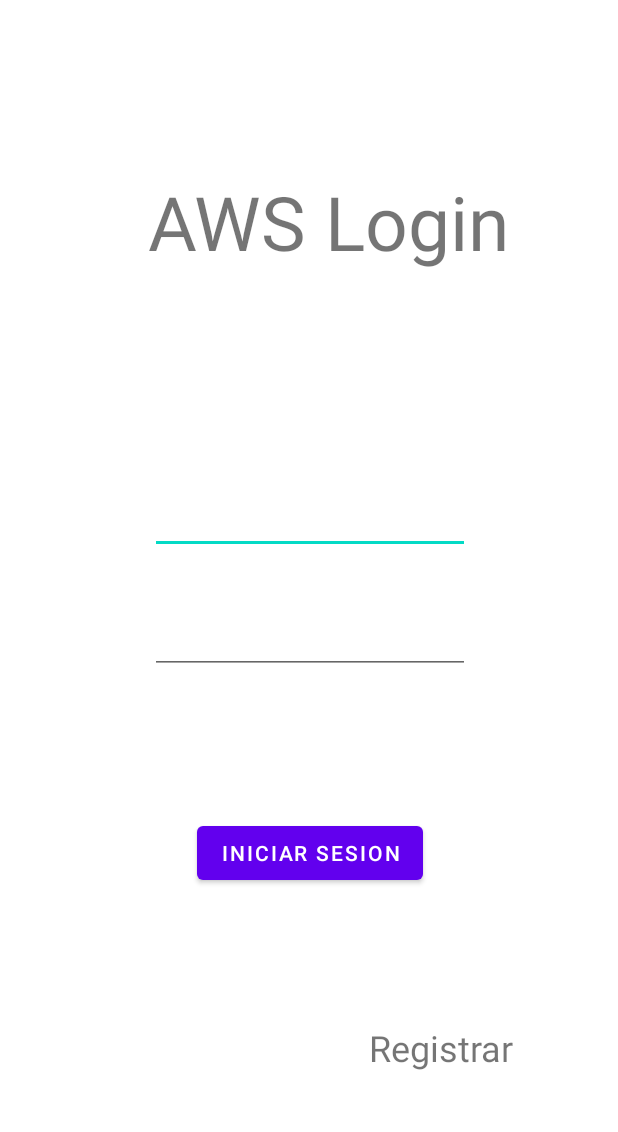
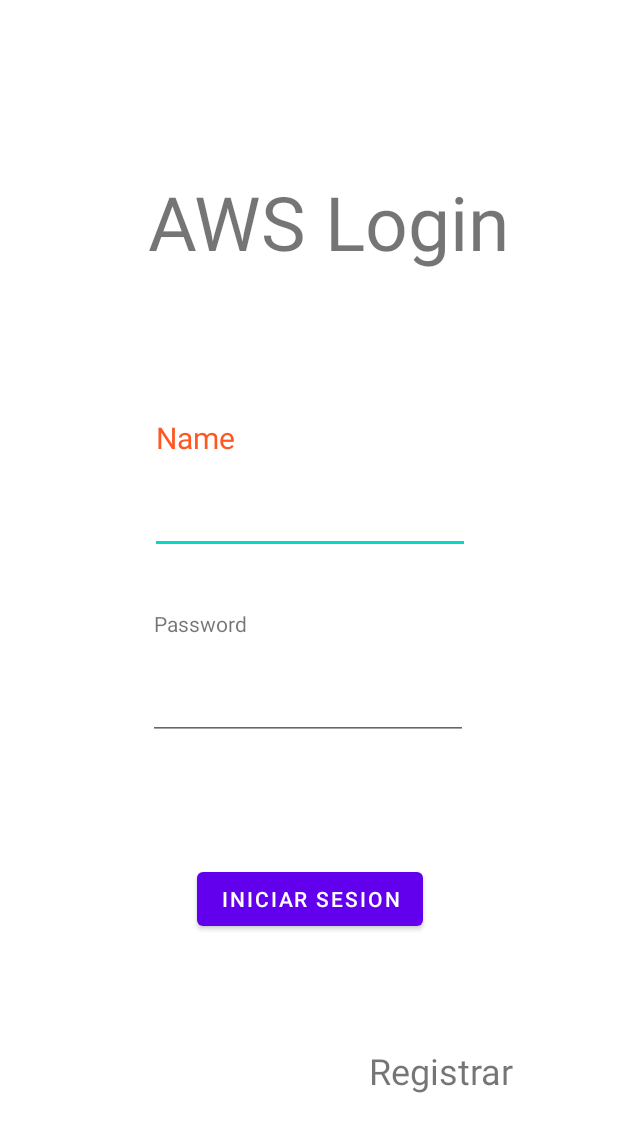
Before and after one commit to TheCodeMonsters/aws-workshop-kotlin, an Android app: the screen it shows after launch (MainActivity), on a phone screen of 412 x 824 dp. Shown: the top 1132 px of the screen. Run offline under Robolectric (Android 15) with nearby library versions, the phone set to English and light mode, and no system bars.

```diff
--- /dev/null
+++ b/app/src/main/java/com/manuelduarte077/loginrucko/adapter/UserAdpater.kt
@@ -0,0 +1,4 @@
+package com.manuelduarte077.loginrucko.adapter
+
+class UserAdpater {
+}
--- /dev/null
+++ b/app/src/main/java/com/manuelduarte077/loginrucko/viewModel/UserViewModel.kt
@@ -0,0 +1,4 @@
+package com.manuelduarte077.loginrucko.viewModel
+
+class UserViewModel {
+}
--- a/app/src/main/res/layout/activity_main.xml
+++ b/app/src/main/res/layout/activity_main.xml
@@ -48,11 +48,14 @@
             android:id="@+id/loginPassword"
             android:layout_width="wrap_content"
             android:layout_height="wrap_content"
-            android:layout_marginTop="32dp"
+            android:layout_marginStart="88dp"
+            android:layout_marginTop="76dp"
+            android:layout_marginEnd="92dp"
             android:ems="10"
             android:inputType="textPassword"
             android:minHeight="48dp"
             app:layout_constraintEnd_toEndOf="parent"
+            app:layout_constraintHorizontal_bias="0.0"
             app:layout_constraintStart_toStartOf="parent"
             app:layout_constraintTop_toBottomOf="@+id/loginName"
             tools:ignore="SpeakableTextPresentCheck" />
@@ -69,16 +72,40 @@
             app:layout_constraintVertical_bias="0.311" />
 
         <TextView
-            android:id="@+id/textView2"
+            android:id="@+id/clickRegister"
             android:layout_width="wrap_content"
             android:layout_height="wrap_content"
             android:layout_marginEnd="59dp"
             android:text="Registrar"
+            android:clickable="true"
             android:textSize="24sp"
             app:layout_constraintBottom_toBottomOf="parent"
             app:layout_constraintEnd_toEndOf="parent"
             app:layout_constraintTop_toBottomOf="@+id/btnLogin" />
 
+        <TextView
+            android:id="@+id/textView3"
+            android:layout_width="wrap_content"
+            android:layout_height="wrap_content"
+            android:layout_marginStart="4dp"
+            android:layout_marginBottom="16dp"
+            android:text="Name"
+            android:textColor="#FF5722"
+            android:textSize="20sp"
+            app:layout_constraintBottom_toTopOf="@+id/loginName"
+            app:layout_constraintStart_toStartOf="@+id/loginName" />
+
+        <TextView
+            android:id="@+id/textView4"
+            android:layout_width="wrap_content"
+            android:layout_height="wrap_content"
+            android:layout_marginStart="4dp"
+            android:layout_marginBottom="20dp"
+            android:text="Password"
+
+            app:layout_constraintBottom_toTopOf="@+id/loginPassword"
+            app:layout_constraintStart_toStartOf="@+id/loginPassword" />
+
 
     </androidx.constraintlayout.widget.ConstraintLayout>
 </androidx.constraintlayout.widget.ConstraintLayout>
--- a/app/src/main/res/values/strings.xml
+++ b/app/src/main/res/values/strings.xml
@@ -1,3 +1,5 @@
 <resources>
     <string name="app_name">LoginRucko</string>
+    <!-- TODO: Remove or change this placeholder text -->
+    <string name="hello_blank_fragment">Hello blank fragment</string>
 </resources>
```
Also changed, not shown: app/build.gradle (+7 -0 lines), app/src/main/java/com/manuelduarte077/loginrucko/MainActivity.kt (+20 -1 lines), app/src/main/java/com/manuelduarte077/loginrucko/UserFragment.kt (added, +59 -0 lines), app/src/main/java/com/manuelduarte077/loginrucko/service/APIResponse.kt (added, +11 -0 lines), app/src/main/java/com/manuelduarte077/loginrucko/service/UserResponse.kt (added, +8 -0 lines), app/src/main/res/layout/activity_register.xml (+24 -0 lines), app/src/main/res/layout/fragment_user.xml (added, +13 -0 lines).
